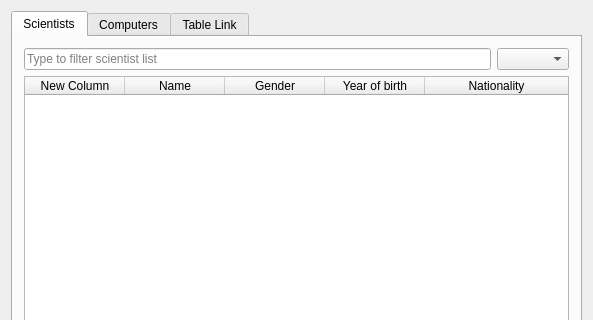
Old version of the form mainwindow.ui in the repository marin16/Skil3; both pictures show x 0 to 593 and y 0 to 320 of the 593 by 586 pixel window.
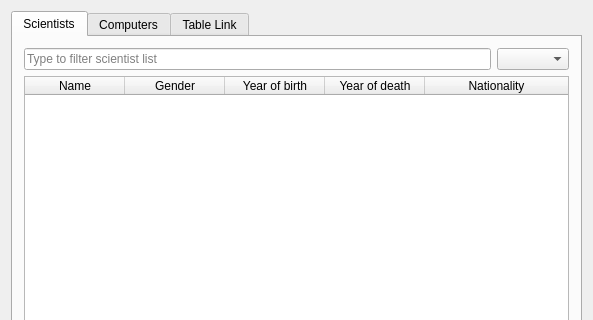
New version of the form. The open tabs and pages were chosen to show the change.

```diff
--- a/mainwindow.ui
+++ b/mainwindow.ui
@@ -51,11 +51,6 @@
           <attribute name="horizontalHeaderStretchLastSection">
            <bool>true</bool>
           </attribute>
-          <column>
-           <property name="text">
-            <string>New Column</string>
-           </property>
-          </column>
           <column>
            <property name="text">
             <string>Name</string>
@@ -71,6 +66,11 @@
             <string>Year of birth</string>
            </property>
           </column>
+          <column>
+           <property name="text">
+            <string>Year of death</string>
+           </property>
+          </column>
           <column>
            <property name="text">
             <string>Nationality</string>
```
Left out of the diff: 7 changed lines with no effect on the pictures.
